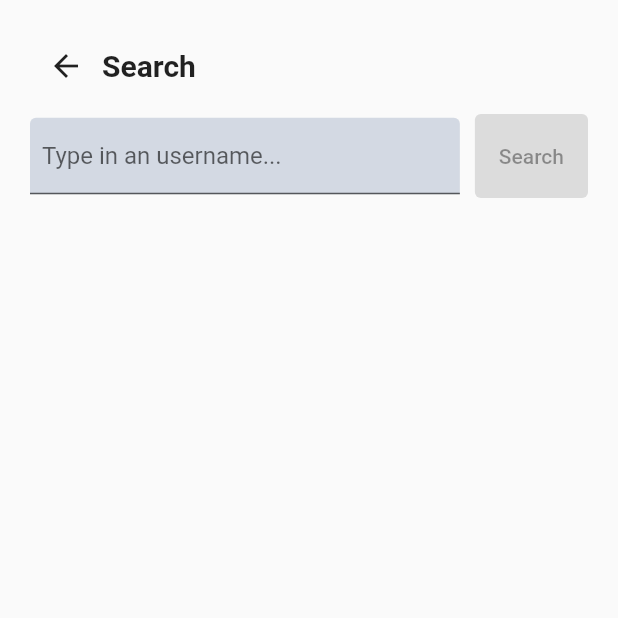
After one commit to lucaskenji/aegis-app, a Flutter app: the SearchScreen screen opened directly, on a phone screen of 412 x 824 dp, the top half of it. The commit adds this screen. Run offline on Flutter 3.47's test engine with Material 2 defaults, Android fonts, the phone set to English and light mode, and no system bars.

Commit message:
Search: Add screen

```diff
--- a/lib/screens/home_screen.dart
+++ b/lib/screens/home_screen.dart
@@ -1,5 +1,6 @@
 import 'package:aegis_app/screens/habits_screen.dart';
 import 'package:aegis_app/screens/posts_screen.dart';
+import 'package:aegis_app/screens/search_screen.dart';
 import 'package:aegis_app/screens/todo_list_screen.dart';
 import 'package:flutter/material.dart';
 import '../models/habit.dart';
@@ -80,6 +81,16 @@ class HomeScreenState extends State<HomeScreen>
                     alignment: Alignment.centerLeft
                 ),
                 child: Text('Habit Tracker'),
+              ),
+              ElevatedButton(
+                onPressed: () => Navigator.push(context, MaterialPageRoute(builder: (context) {
+                  return SearchScreen();
+                })),
+                style: ElevatedButton.styleFrom(
+                    minimumSize: Size.fromHeight(40),
+                    alignment: Alignment.centerLeft
+                ),
+                child: Text('Search users'),
               )
             ],
           )
--- /dev/null
+++ b/lib/screens/search_screen.dart
@@ -0,0 +1,72 @@
+import 'package:flutter/material.dart';
+
+class SearchScreen extends StatefulWidget{
+  @override
+  State<SearchScreen> createState() => SearchScreenState();
+}
+
+class SearchScreenState extends State<SearchScreen>{
+  final TextEditingController _searchController = TextEditingController();
+
+  @override
+  Widget build(BuildContext context){
+    return Scaffold(
+      body: Padding(
+        padding: EdgeInsets.all(20),
+        child: Column(
+          crossAxisAlignment: CrossAxisAlignment.start,
+          children: [
+            Row(
+                children: [
+                  IconButton(
+                    onPressed: () => Navigator.pop(context),
+                    icon: const Icon(Icons.arrow_back),
+                  ),
+                  Text(
+                    'Search',
+                    style: TextStyle(
+                        fontSize: 20,
+                        fontWeight: FontWeight.bold
+                    ),
+                  ),
+                ]
+            ),
+            Container(
+                margin: EdgeInsets.only(top: 8),
+                child: Row(
+                  children: [
+                    Expanded(
+                      child: TextField(
+                        controller: _searchController,
+                        decoration: InputDecoration(
+                          labelText: 'Type in an username...',
+                          fillColor: Color(0xffd3d9e3),
+                          filled: true,
+                          isDense: true,
+                          contentPadding: EdgeInsets.all(8),
+                        ),
+                      ),
+                    ),
+                    Container(
+                        margin: EdgeInsets.only(left: 10),
+                        child: ElevatedButton(
+                          onPressed: null,
+                          child: Text('Search'),
+                          style: ElevatedButton.styleFrom(minimumSize: Size(24, 56)),
+                        )
+                    ),
+                  ],
+                )
+            ),
+            Expanded(
+                child: ListView(
+                  shrinkWrap: true,
+                  children: [],
+                ),
+            ),
+          ],
+        ),
+      ),
+    );
+  }
+}
```
